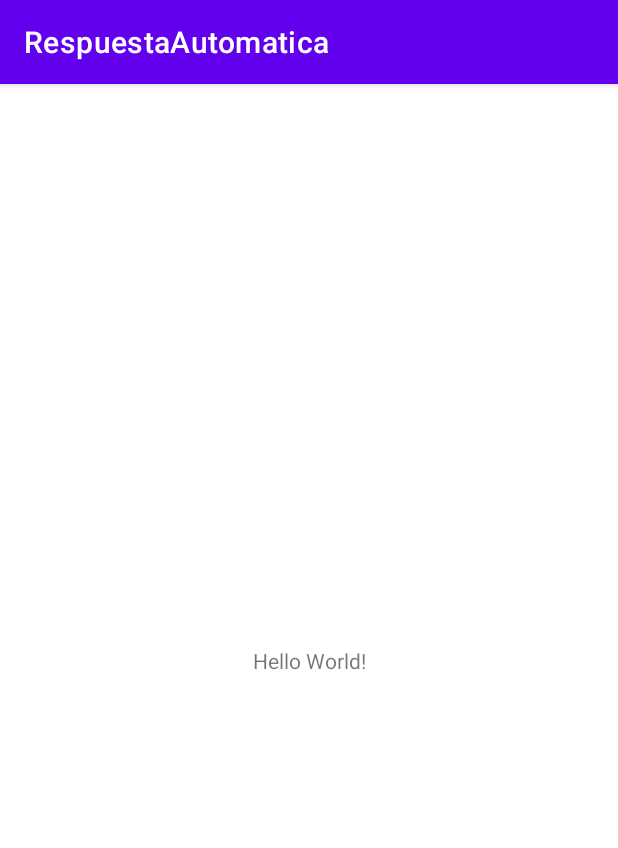
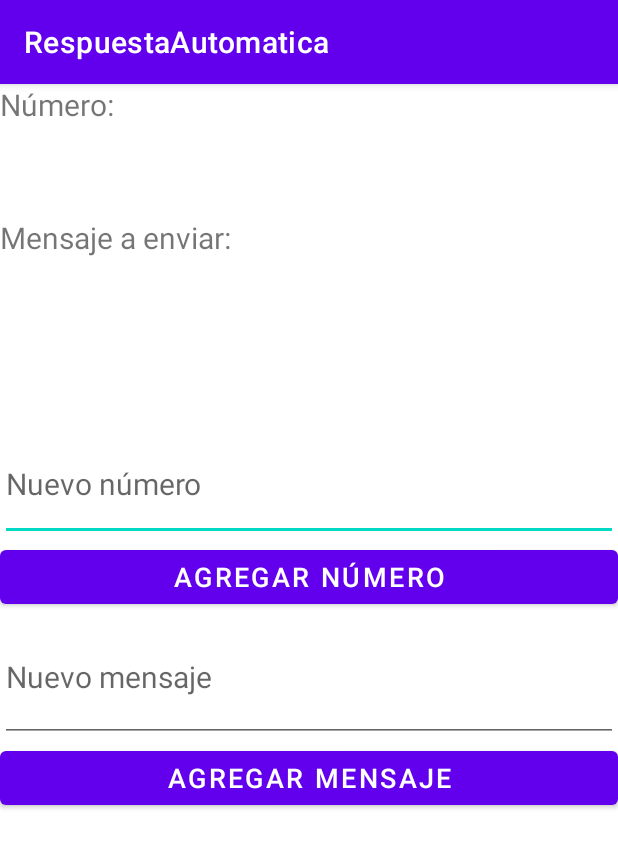
Before and after one commit to DT3264/RespuestaAutomatica, an Android app: the screen it shows after launch (MainActivity), on a phone screen of 412 x 824 dp. Shown: the top 848 px of the screen. Run offline under Robolectric (Android 15) with nearby library versions, the phone set to English and light mode, and no system bars.

Commit message:
UI agregada y sharedPreferences

```diff
--- a/app/src/main/java/com/dcerna/respuestaautomatica/MainActivity.java
+++ b/app/src/main/java/com/dcerna/respuestaautomatica/MainActivity.java
@@ -2,15 +2,54 @@ package com.dcerna.respuestaautomatica;
 
 import androidx.appcompat.app.AppCompatActivity;
 
+import android.content.Context;
 import android.content.Intent;
+import android.content.SharedPreferences;
 import android.os.Bundle;
+import android.widget.Button;
+import android.widget.EditText;
+import android.widget.TextView;
 
 public class MainActivity extends AppCompatActivity {
-
+    EditText txtNumero, txtMensaje;
+    TextView txtnewNumero, txtnewMensaje;
     @Override
     protected void onCreate(Bundle savedInstanceState) {
         super.onCreate(savedInstanceState);
         setContentView(R.layout.activity_main);
+        iniciaServicioBroadcast();
+
+        txtNumero = findViewById(R.id.txtNumero);
+        txtnewNumero = findViewById(R.id.lbNumero);
+        txtMensaje = findViewById(R.id.txtMessage);
+        txtnewMensaje = findViewById(R.id.lbMensaje);
+
+        SharedPreferences sharedPreferences = this.getSharedPreferences("Datos",MODE_PRIVATE);
+        String num = sharedPreferences.getString("NUMERO","");
+        String message = sharedPreferences.getString("MENSAJE","");
+        txtnewNumero.setText(num);
+        txtnewMensaje.setText(message);
+
+        findViewById(R.id.btnAgregar).setOnClickListener(
+                view -> {
+                    String newNumero = txtNumero.getText().toString();
+                    SharedPreferences sh = this.getSharedPreferences("Datos", MODE_PRIVATE);
+                    SharedPreferences.Editor myEdit = sh.edit();
+                    myEdit.putString("NUMERO", newNumero);
+                    myEdit.apply();
+                    txtnewNumero.setText(newNumero);
+                }
+        );
+        findViewById(R.id.btnAgregarMensaje).setOnClickListener(
+                view -> {
+                    String nMessage = txtMensaje.getText().toString();
+                    SharedPreferences sh = this.getSharedPreferences("Datos", MODE_PRIVATE);
+                    SharedPreferences.Editor myEdit = sh.edit();
+                    myEdit.putString("MENSAJE", nMessage);
+                    myEdit.apply();
+                    txtnewMensaje.setText(nMessage);
+                }
+        );
     }
 
     void iniciaServicioBroadcast(){
--- a/app/src/main/res/layout/activity_main.xml
+++ b/app/src/main/res/layout/activity_main.xml
@@ -1,18 +1,72 @@
 <?xml version="1.0" encoding="utf-8"?>
-<androidx.constraintlayout.widget.ConstraintLayout xmlns:android="http://schemas.android.com/apk/res/android"
+<LinearLayout xmlns:android="http://schemas.android.com/apk/res/android"
     xmlns:app="http://schemas.android.com/apk/res-auto"
     xmlns:tools="http://schemas.android.com/tools"
     android:layout_width="match_parent"
     android:layout_height="match_parent"
+    android:orientation="vertical"
     tools:context=".MainActivity">
 
     <TextView
-        android:layout_width="wrap_content"
+        android:id="@+id/lbp1"
+        android:layout_width="match_parent"
         android:layout_height="wrap_content"
-        android:text="Hello World!"
-        app:layout_constraintBottom_toBottomOf="parent"
-        app:layout_constraintLeft_toLeftOf="parent"
-        app:layout_constraintRight_toRightOf="parent"
-        app:layout_constraintTop_toTopOf="parent" />
+        android:text="Número:"
 
-</androidx.constraintlayout.widget.ConstraintLayout>
+        android:textSize="20sp" />
+
+    <TextView
+        android:id="@+id/lbNumero"
+        android:layout_width="match_parent"
+        android:layout_height="61dp"
+        android:text="Nuevo número"
+
+        android:textColor="#1E1E1E"
+        android:textSize="20sp" />
+
+    <TextView
+        android:id="@+id/lbp2"
+        android:layout_width="match_parent"
+        android:layout_height="wrap_content"
+        android:text="Mensaje a enviar:"
+
+        android:textSize="20sp" />
+
+    <TextView
+        android:id="@+id/lbMensaje"
+        android:layout_width="match_parent"
+        android:layout_height="113dp"
+        android:text="Nuevo mensaje"
+
+        android:textColor="#1E1E1E"
+        android:textSize="20sp" />
+
+    <EditText
+        android:id="@+id/txtNumero"
+        android:layout_width="match_parent"
+        android:layout_height="75dp"
+        android:hint="Nuevo número"
+        android:inputType="numberDecimal"
+        android:textSize="20sp" />
+
+    <Button
+        android:id="@+id/btnAgregar"
+        android:layout_width="match_parent"
+        android:layout_height="wrap_content"
+        android:text="Agregar número"
+        android:textSize="18sp" />
+
+    <EditText
+        android:id="@+id/txtMessage"
+        android:layout_width="match_parent"
+        android:layout_height="86dp"
+        android:hint="Nuevo mensaje"
+        android:textSize="20sp" />
+
+    <Button
+        android:id="@+id/btnAgregarMensaje"
+        android:layout_width="match_parent"
+        android:layout_height="wrap_content"
+        android:text="Agregar mensaje"
+        android:textSize="18sp" />
+</LinearLayout>
```
